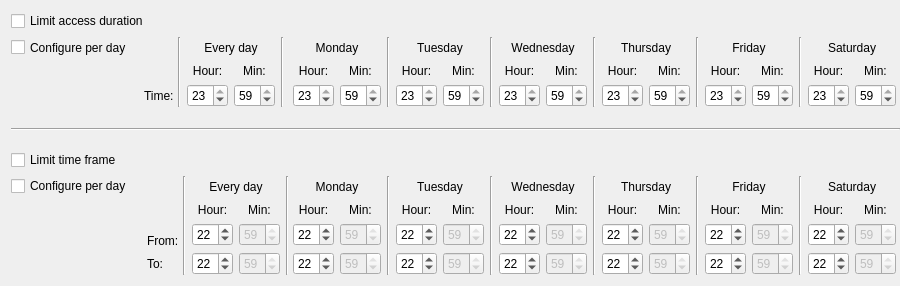
simgunz/timekpr, file ui/limits.ui: the form before one commit.
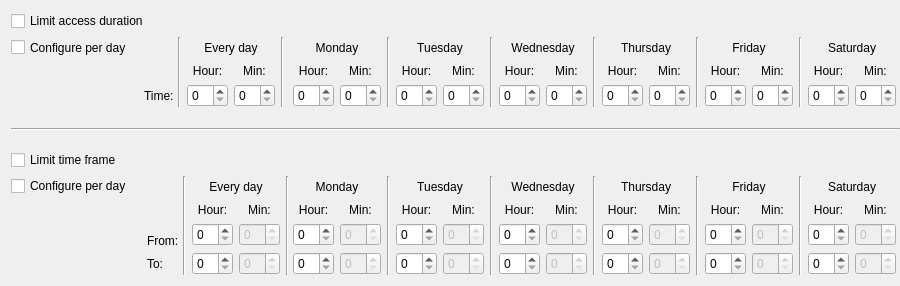
The form after the commit.

Commit message: function readfromtolimit fixed and some more code cleaning

The edit to the form file:
```diff
--- a/ui/limits.ui
+++ b/ui/limits.ui
@@ -216,7 +216,7 @@
             <number>23</number>
            </property>
            <property name="value">
-            <number>23</number>
+            <number>0</number>
            </property>
           </widget>
          </item>
@@ -232,7 +232,7 @@
             <number>59</number>
            </property>
            <property name="value">
-            <number>59</number>
+            <number>0</number>
            </property>
           </widget>
          </item>
@@ -529,7 +529,7 @@
             <number>23</number>
            </property>
            <property name="value">
-            <number>23</number>
+            <number>0</number>
            </property>
           </widget>
          </item>
@@ -545,7 +545,7 @@
             <number>59</number>
            </property>
            <property name="value">
-            <number>59</number>
+            <number>0</number>
            </property>
           </widget>
          </item>
@@ -561,7 +561,7 @@
             <number>23</number>
            </property>
            <property name="value">
-            <number>23</number>
+            <number>0</number>
            </property>
           </widget>
          </item>
@@ -577,7 +577,7 @@
             <number>59</number>
            </property>
            <property name="value">
-            <number>59</number>
+            <number>0</number>
            </property>
           </widget>
          </item>
@@ -593,7 +593,7 @@
             <number>23</number>
            </property>
            <property name="value">
-            <number>23</number>
+            <number>0</number>
            </property>
           </widget>
          </item>
@@ -609,7 +609,7 @@
             <number>59</number>
            </property>
            <property name="value">
-            <number>59</number>
+            <number>0</number>
            </property>
           </widget>
          </item>
@@ -625,7 +625,7 @@
             <number>23</number>
            </property>
            <property name="value">
-            <number>23</number>
+            <number>0</number>
            </property>
           </widget>
          </item>
@@ -641,7 +641,7 @@
             <number>59</number>
            </property>
            <property name="value">
-            <number>59</number>
+            <number>0</number>
            </property>
           </widget>
          </item>
@@ -657,7 +657,7 @@
             <number>23</number>
            </property>
            <property name="value">
-            <number>23</number>
+            <number>0</number>
            </property>
           </widget>
          </item>
@@ -673,7 +673,7 @@
             <number>59</number>
            </property>
            <property name="value">
-            <number>59</number>
+            <number>0</number>
            </property>
           </widget>
          </item>
@@ -689,7 +689,7 @@
             <number>23</number>
            </property>
            <property name="value">
-            <number>23</number>
+            <number>0</number>
            </property>
           </widget>
          </item>
@@ -705,7 +705,7 @@
             <number>59</number>
            </property>
            <property name="value">
-            <number>59</number>
+            <number>0</number>
            </property>
           </widget>
          </item>
@@ -981,7 +981,7 @@
             <number>24</number>
            </property>
            <property name="value">
-            <number>22</number>
+            <number>0</number>
            </property>
           </widget>
          </item>
@@ -1000,7 +1000,7 @@
             <number>59</number>
            </property>
            <property name="value">
-            <number>59</number>
+            <number>0</number>
            </property>
           </widget>
          </item>
@@ -1019,7 +1019,7 @@
             <number>24</number>
            </property>
            <property name="value">
-            <number>22</number>
+            <number>0</number>
            </property>
           </widget>
          </item>
@@ -1038,7 +1038,7 @@
             <number>59</number>
            </property>
            <property name="value">
-            <number>59</number>
+            <number>0</number>
            </property>
           </widget>
          </item>
@@ -1371,7 +1371,7 @@
             <number>24</number>
            </property>
            <property name="value">
-            <number>22</number>
+            <number>0</number>
            </property>
           </widget>
          </item>
@@ -1390,7 +1390,7 @@
             <number>59</number>
            </property>
            <property name="value">
-            <number>59</number>
+            <number>0</number>
            </property>
           </widget>
          </item>
@@ -1409,7 +1409,7 @@
             <number>24</number>
            </property>
            <property name="value">
-            <number>22</number>
+            <number>0</number>
            </property>
           </widget>
          </item>
@@ -1428,7 +1428,7 @@
             <number>59</number>
            </property>
            <property name="value">
-            <number>59</number>
+            <number>0</number>
            </property>
           </widget>
          </item>
@@ -1447,7 +1447,7 @@
             <number>24</number>
            </property>
            <property name="value">
-            <number>22</number>
+            <number>0</number>
            </property>
           </widget>
          </item>
@@ -1466,7 +1466,7 @@
             <number>59</number>
            </property>
            <property name="value">
-            <number>59</number>
+            <number>0</number>
            </property>
           </widget>
          </item>
@@ -1485,7 +1485,7 @@
             <number>24</number>
            </property>
            <property name="value">
-            <number>22</number>
+            <number>0</number>
            </property>
           </widget>
          </item>
@@ -1504,7 +1504,7 @@
             <number>59</number>
            </property>
            <property name="value">
-            <number>59</number>
+            <number>0</number>
            </property>
           </widget>
          </item>
@@ -1523,7 +1523,7 @@
             <number>24</number>
            </property>
            <property name="value">
-            <number>22</number>
+            <number>0</number>
            </property>
           </widget>
          </item>
@@ -1542,7 +1542,7 @@
             <number>59</number>
            </property>
            <property name="value">
-            <number>59</number>
+            <number>0</number>
            </property>
           </widget>
          </item>
@@ -1561,7 +1561,7 @@
             <number>24</number>
            </property>
            <property name="value">
-            <number>22</number>
+            <number>0</number>
            </property>
           </widget>
          </item>
@@ -1580,7 +1580,7 @@
             <number>59</number>
            </property>
            <property name="value">
-            <number>59</number>
+            <number>0</number>
            </property>
           </widget>
          </item>
@@ -1599,7 +1599,7 @@
             <number>24</number>
            </property>
            <property name="value">
-            <number>22</number>
+            <number>0</number>
            </property>
           </widget>
          </item>
@@ -1618,7 +1618,7 @@
             <number>59</number>
            </property>
            <property name="value">
-            <number>59</number>
+            <number>0</number>
            </property>
           </widget>
          </item>
@@ -1637,7 +1637,7 @@
             <number>24</number>
            </property>
            <property name="value">
-            <number>22</number>
+            <number>0</number>
            </property>
           </widget>
          </item>
@@ -1656,7 +1656,7 @@
             <number>59</number>
            </property>
            <property name="value">
-            <number>59</number>
+            <number>0</number>
            </property>
           </widget>
          </item>
@@ -1675,7 +1675,7 @@
             <number>24</number>
            </property>
            <property name="value">
-            <number>22</number>
+            <number>0</number>
            </property>
           </widget>
          </item>
@@ -1694,7 +1694,7 @@
             <number>59</number>
            </property>
            <property name="value">
-            <number>59</number>
+            <number>0</number>
            </property>
           </widget>
          </item>
@@ -1713,7 +1713,7 @@
             <number>24</number>
            </property>
            <property name="value">
-            <number>22</number>
+            <number>0</number>
            </property>
           </widget>
          </item>
@@ -1732,7 +1732,7 @@
             <number>59</number>
            </property>
            <property name="value">
-            <number>59</number>
+            <number>0</number>
            </property>
           </widget>
          </item>
@@ -1751,7 +1751,7 @@
             <number>24</number>
            </property>
            <property name="value">
-            <number>22</number>
+            <number>0</number>
            </property>
           </widget>
          </item>
@@ -1770,7 +1770,7 @@
             <number>59</number>
            </property>
            <property name="value">
-            <number>59</number>
+            <number>0</number>
            </property>
           </widget>
          </item>
@@ -1789,7 +1789,7 @@
             <number>24</number>
            </property>
            <property name="value">
-            <number>22</number>
+            <number>0</number>
            </property>
           </widget>
          </item>
@@ -1808,7 +1808,7 @@
             <number>59</number>
            </property>
            <property name="value">
-            <number>59</number>
+            <number>0</number>
            </property>
           </widget>
          </item>
```
The commit also changes 2 other files.
